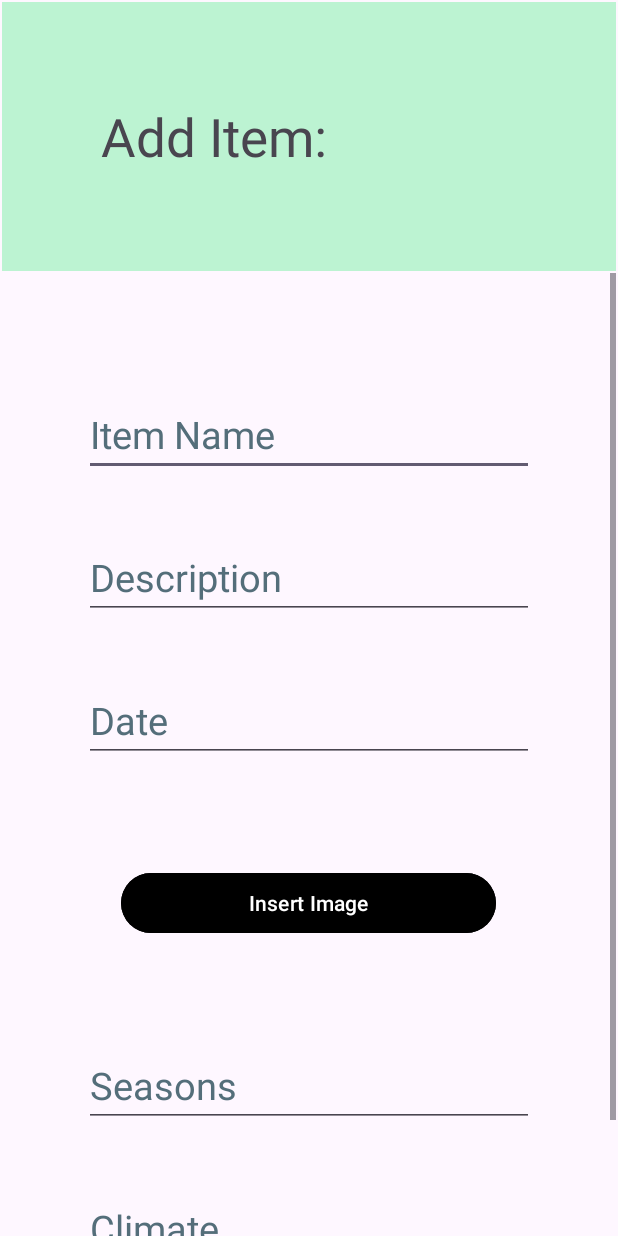
After one commit to SassyTheSasquatch42069/SeedSavvy1, an Android app: the layout add_item.xml on its own in the app's theme, with its tools: preview values and no code run, on a phone screen of 412 x 824 dp. The commit adds this screen. Run offline under Robolectric (Android 15) with nearby library versions, the phone set to English and light mode, and no system bars.

Commit message:
added strings and color to add item. No functionalities added.

```diff
--- /dev/null
+++ b/app/src/main/res/layout/add_item.xml
@@ -0,0 +1,166 @@
+<?xml version="1.0" encoding="utf-8"?>
+<androidx.constraintlayout.widget.ConstraintLayout xmlns:android="http://schemas.android.com/apk/res/android"
+    xmlns:app="http://schemas.android.com/apk/res-auto"
+    xmlns:tools="http://schemas.android.com/tools"
+    android:layout_width="match_parent"
+    android:layout_height="match_parent">
+
+
+    <ScrollView
+        android:id="@+id/scrollView2"
+        android:layout_width="match_parent"
+        android:layout_height="wrap_content"
+        android:layout_marginStart="1dp"
+        android:layout_marginTop="1dp"
+        android:layout_marginEnd="1dp"
+        app:layout_constraintEnd_toEndOf="parent"
+        app:layout_constraintStart_toStartOf="parent"
+        app:layout_constraintTop_toTopOf="parent">
+
+        <LinearLayout
+            android:layout_width="match_parent"
+            android:layout_height="wrap_content"
+            android:background="@color/item_header"
+            android:orientation="vertical"
+            android:padding="66dp">
+
+            <TextView
+                android:id="@+id/editTextText"
+                android:layout_width="260dp"
+                android:layout_height="wrap_content"
+                android:ems="10"
+                android:text="@string/item_header"
+                android:textSize="35sp"
+                tools:ignore="TextSizeCheck" />
+        </LinearLayout>
+    </ScrollView>
+
+    <ScrollView
+        android:layout_width="409dp"
+        android:layout_height="709dp"
+        android:layout_marginStart="1dp"
+        android:layout_marginTop="1dp"
+        android:layout_marginEnd="1dp"
+        app:layout_constraintEnd_toEndOf="parent"
+        app:layout_constraintStart_toStartOf="parent"
+        app:layout_constraintTop_toBottomOf="@+id/scrollView2">
+
+        <LinearLayout
+            android:layout_width="match_parent"
+            android:layout_height="wrap_content"
+            android:orientation="vertical" >
+
+            <!-- Category Name -->
+            <EditText
+                android:id="@+id/category_name_EditText"
+                android:layout_width="300dp"
+                android:layout_height="wrap_content"
+                android:layout_gravity="center"
+                android:layout_marginTop="80dp"
+                android:layout_marginBottom="20dp"
+                android:hint="@string/item_name"
+                android:importantForAutofill="no"
+                android:inputType="text"
+                android:minHeight="48dp"
+                android:textColorHint="#546E7A"
+                android:textSize="25sp"
+                tools:ignore="Autofill,TextSizeCheck" />
+
+            <!-- Category Goal -->
+            <EditText
+
+                android:id="@+id/nameEditText"
+                android:layout_width="300dp"
+                android:layout_height="wrap_content"
+                android:hint="@string/item_description"
+                android:minHeight="48dp"
+                android:inputType="text"
+                android:layout_margin="20dp"
+                android:layout_gravity="center"
+                android:textColorHint="#546E7A"
+                android:importantForAutofill="no"
+                android:textSize="25sp"/>
+
+            <!-- Date created -->
+            <EditText
+                android:id="@+id/surnameEditText"
+                android:layout_width="300dp"
+                android:layout_height="wrap_content"
+                android:hint="@string/item_date"
+                android:minHeight="48dp"
+                tools:ignore="TextContrastCheck"
+                android:inputType="text"
+                android:layout_margin="20dp"
+                android:layout_gravity="center"
+                android:textColorHint="#546E7A"
+                android:importantForAutofill="no"
+                android:textSize="25sp"/>
+
+            <!-- Insert Image -->
+            <Button
+                android:id="@+id/cat_img_click"
+                android:layout_width="250dp"
+                android:layout_height="wrap_content"
+                android:layout_gravity="center"
+                android:backgroundTint="@color/black"
+                android:layout_margin="50dp"
+                android:text="@string/cat_img"
+                android:minHeight="48dp"
+                android:textColorHint="#546E7A" />
+            <!-- Date created -->
+            <EditText
+                android:id="@+id/seasons"
+                android:layout_width="300dp"
+                android:layout_height="wrap_content"
+                android:hint="@string/item_season"
+                android:minHeight="48dp"
+                tools:ignore="TextContrastCheck"
+                android:inputType="text"
+                android:layout_margin="20dp"
+                android:layout_gravity="center"
+                android:textColorHint="#546E7A"
+                android:importantForAutofill="no"
+                android:textSize="25sp"/>
+            <!-- Date created -->
+            <EditText
+                android:id="@+id/climate"
+                android:layout_width="300dp"
+                android:layout_height="wrap_content"
+                android:hint="@string/item_climate"
+                android:minHeight="48dp"
+                tools:ignore="TextContrastCheck"
+                android:inputType="text"
+                android:layout_margin="20dp"
+                android:layout_gravity="center"
+                android:textColorHint="#546E7A"
+                android:importantForAutofill="no"
+                android:textSize="25sp"/>
+
+            <!-- Create Category Button -->
+            <Button
+                android:id="@+id/create_cat_click"
+                android:layout_width="250dp"
+                android:layout_height="wrap_content"
+                android:layout_gravity="center"
+                android:layout_marginTop="20dp"
+                android:backgroundTint="@color/item_header"
+                android:minHeight="48dp"
+                android:text="@string/create_cat"
+                android:textColor="#795548"
+                android:textColorHint="#546E7A" />
+
+            <Button
+                android:id="@+id/back_button_click"
+                android:layout_width="250dp"
+                android:layout_height="wrap_content"
+                android:layout_gravity="center"
+                android:layout_marginTop="10dp"
+                android:layout_marginBottom="80dp"
+                android:backgroundTint="@color/grey"
+                android:minHeight="48dp"
+                android:text="@string/BackButton"
+                android:textColor="#283593"
+                android:textColorHint="#546E7A" />
+        </LinearLayout>
+    </ScrollView>
+</androidx.constraintlayout.widget.ConstraintLayout>
--- a/app/src/main/res/values/colors.xml
+++ b/app/src/main/res/values/colors.xml
@@ -9,4 +9,5 @@
     <color name="welcome_button">#17B757</color>
     <color name="menu_header">#17B757</color>
     <color name="Yellow">#E8E02D</color>
+    <color name="item_header">#BCF3D2</color>
 </resources>
--- a/app/src/main/res/values/strings.xml
+++ b/app/src/main/res/values/strings.xml
@@ -1,4 +1,5 @@
 <resources>
+    <!--    Login Page-->
     <string name="app_name">Seed-Savvy</string>
     <string name="app_logo">App Logo</string>
     <string name="name_txt">Username</string>
@@ -9,8 +10,6 @@
     <string name="john">John</string>
     <string name="jane">Jane</string>
     <string name="BackButton">Back</string>
-
-    <!--    Login Page-->
 
 <!--    Registration Page-->
     <string name="username">Username</string>
@@ -54,4 +53,12 @@
     <string name="cat_img">Insert Image</string>
     <string name="create_cat">Create Category</string>
 
+    <!--    Add Item-->
+    <string name="item_header">Add Item:</string>
+    <string name="item_name">Item Name</string>
+    <string name="item_description">Description</string>
+    <string name="item_date">Date</string>
+    <string name="item_season">Seasons</string>
+    <string name="item_climate">Climate</string>
+
 </resources>
```
